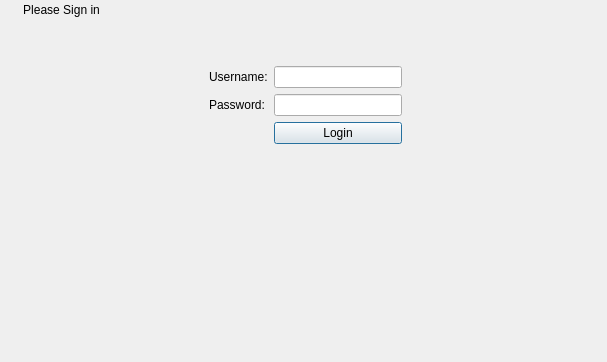
Above: resources/layouts/login.ui from Omoshlawi/smart_cafteria before the change. Below: the same form after it.
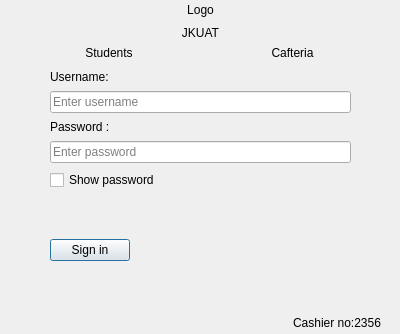
That is the form after the change.

Commit message: Alot of changes made, view updated and login

```diff
--- a/resources/layouts/login.ui
+++ b/resources/layouts/login.ui
@@ -6,8 +6,8 @@
    <rect>
     <x>0</x>
     <y>0</y>
-    <width>607</width>
-    <height>362</height>
+    <width>400</width>
+    <height>334</height>
    </rect>
   </property>
   <property name="windowTitle">
@@ -18,60 +18,108 @@
     <rect>
      <x>10</x>
      <y>0</y>
-     <width>591</width>
-     <height>351</height>
+     <width>381</width>
+     <height>330</height>
     </rect>
    </property>
    <layout class="QGridLayout" name="baseLayout">
-    <item row="0" column="0">
+    <property name="leftMargin">
+     <number>10</number>
+    </property>
+    <property name="rightMargin">
+     <number>10</number>
+    </property>
+    <item row="5" column="0">
+     <widget class="QLabel" name="label_7">
+      <property name="text">
+       <string>Cashier no:2356</string>
+      </property>
+      <property name="alignment">
+       <set>Qt::AlignRight|Qt::AlignTrailing|Qt::AlignVCenter</set>
+      </property>
+     </widget>
+    </item>
+    <item row="3" column="0">
      <layout class="QVBoxLayout" name="verticalLayout">
+      <property name="spacing">
+       <number>7</number>
+      </property>
+      <property name="leftMargin">
+       <number>30</number>
+      </property>
+      <property name="topMargin">
+       <number>4</number>
+      </property>
+      <property name="rightMargin">
+       <number>30</number>
+      </property>
       <item>
-       <layout class="QGridLayout" name="gridLayout">
-        <item row="2" column="1">
-         <layout class="QFormLayout" name="formLayout">
-          <item row="0" column="0">
-           <widget class="QLabel" name="label_2">
+       <widget class="QLabel" name="label_5">
             <property name="text">
              <string>Username:</string>
             </property>
            </widget>
           </item>
-          <item row="0" column="1">
-           <widget class="QLineEdit" name="lineEditUsername"/>
-          </item>
-          <item row="1" column="0">
-           <widget class="QLabel" name="label_3">
+      <item>
+       <widget class="QLineEdit" name="usernameInput">
+        <property name="placeholderText">
+         <string>Enter username</string>
+        </property>
+       </widget>
+      </item>
+      <item>
+       <widget class="QLabel" name="label_6">
             <property name="text">
-             <string>Password:</string>
+         <string>Password :</string>
             </property>
            </widget>
           </item>
-          <item row="1" column="1">
-           <widget class="QLineEdit" name="lineEditPassword"/>
-          </item>
-          <item row="2" column="1">
-           <widget class="QPushButton" name="pushButtonLogin">
+      <item>
+       <widget class="QLineEdit" name="passwordInput">
+        <property name="placeholderText">
+         <string>Enter password</string>
+        </property>
+       </widget>
+      </item>
+      <item>
+       <widget class="QCheckBox" name="toggleShowPassword">
             <property name="text">
-             <string>Login</string>
+         <string>Show password</string>
             </property>
            </widget>
           </item>
-         </layout>
-        </item>
-        <item row="2" column="2">
-         <spacer name="horizontalSpacer">
-          <property name="orientation">
-           <enum>Qt::Horizontal</enum>
-          </property>
-          <property name="sizeHint" stdset="0">
-           <size>
-            <width>40</width>
-            <height>20</height>
-           </size>
-          </property>
-         </spacer>
-        </item>
-        <item row="2" column="0">
+      <item>
+       <widget class="QLabel" name="error">
+        <property name="styleSheet">
+         <string notr="true">font: 10pt &quot;Small Fonts&quot;;
+color: rgb(170, 0, 0);</string>
+        </property>
+        <property name="text">
+         <string/>
+        </property>
+       </widget>
+      </item>
+      <item>
+       <widget class="QLabel" name="success">
+        <property name="styleSheet">
+         <string notr="true">font: 10pt &quot;Small Fonts&quot;;
+color: rgb(0, 85, 0);</string>
+        </property>
+        <property name="text">
+         <string/>
+        </property>
+       </widget>
+      </item>
+      <item>
+       <layout class="QHBoxLayout" name="horizontalLayout_4">
+        <item>
+         <widget class="QPushButton" name="loginBtn">
+          <property name="text">
+           <string>Sign in</string>
+          </property>
+         </widget>
+        </item>
+        <item>
          <spacer name="horizontalSpacer_3">
           <property name="orientation">
            <enum>Qt::Horizontal</enum>
@@ -84,54 +132,42 @@
           </property>
          </spacer>
         </item>
-        <item row="3" column="1">
-         <spacer name="verticalSpacer_2">
-          <property name="orientation">
-           <enum>Qt::Vertical</enum>
-          </property>
-          <property name="sizeHint" stdset="0">
-           <size>
-            <width>20</width>
-            <height>40</height>
-           </size>
-          </property>
-         </spacer>
-        </item>
-        <item row="1" column="1">
-         <spacer name="verticalSpacer_3">
-          <property name="orientation">
-           <enum>Qt::Vertical</enum>
-          </property>
-          <property name="sizeHint" stdset="0">
-           <size>
-            <width>20</width>
-            <height>40</height>
-           </size>
-          </property>
-         </spacer>
-        </item>
-        <item row="0" column="0" colspan="3">
-         <layout class="QHBoxLayout" name="horizontalLayout">
+       </layout>
+      </item>
+     </layout>
+    </item>
+    <item row="2" column="0">
+     <layout class="QHBoxLayout" name="horizontalLayout_3">
           <item>
-           <widget class="QLabel" name="vs_logo">
+       <widget class="QLabel" name="label_3">
+        <property name="styleSheet">
+         <string notr="true">font: 18pt &quot;PMingLiU-ExtB&quot;;</string>
+        </property>
             <property name="text">
-             <string/>
-            </property>
+         <string>Students</string>
+        </property>
+        <property name="alignment">
+         <set>Qt::AlignCenter</set>
+        </property>
            </widget>
           </item>
           <item>
-           <widget class="QLabel" name="label">
+       <widget class="QLabel" name="label_4">
             <property name="styleSheet">
              <string notr="true">font: 26pt &quot;Sitka Text&quot;;</string>
             </property>
             <property name="text">
-             <string>Please Sign in</string>
+         <string>Cafteria</string>
             </property>
             <property name="alignment">
              <set>Qt::AlignCenter</set>
             </property>
            </widget>
           </item>
+     </layout>
+    </item>
+    <item row="0" column="0">
+     <layout class="QHBoxLayout" name="horizontalLayout_2">
           <item>
            <spacer name="horizontalSpacer_2">
             <property name="orientation">
@@ -145,11 +181,45 @@
             </property>
            </spacer>
           </item>
-         </layout>
-        </item>
-       </layout>
-      </item>
-      <item>
+      <item>
+       <widget class="QLabel" name="jkuatLogo">
+        <property name="text">
+         <string>Logo</string>
+        </property>
+        <property name="alignment">
+         <set>Qt::AlignCenter</set>
+        </property>
+       </widget>
+      </item>
+      <item>
+       <spacer name="horizontalSpacer">
+        <property name="orientation">
+         <enum>Qt::Horizontal</enum>
+        </property>
+        <property name="sizeHint" stdset="0">
+         <size>
+          <width>40</width>
+          <height>20</height>
+         </size>
+        </property>
+       </spacer>
+      </item>
+     </layout>
+    </item>
+    <item row="1" column="0">
+     <widget class="QLabel" name="label_2">
+      <property name="styleSheet">
+       <string notr="true">font: 22pt &quot;PMingLiU-ExtB&quot;;</string>
+      </property>
+      <property name="text">
+       <string>JKUAT</string>
+      </property>
+      <property name="alignment">
+       <set>Qt::AlignCenter</set>
+      </property>
+     </widget>
+    </item>
+    <item row="4" column="0">
        <spacer name="verticalSpacer">
         <property name="orientation">
          <enum>Qt::Vertical</enum>
@@ -161,8 +231,6 @@
          </size>
         </property>
        </spacer>
-      </item>
-     </layout>
     </item>
    </layout>
   </widget>
```
Left out of the diff: 6 changed lines with no effect on the pictures. Lines whose indentation alone changed are shown as unchanged. The commit also changes 22 other files.
